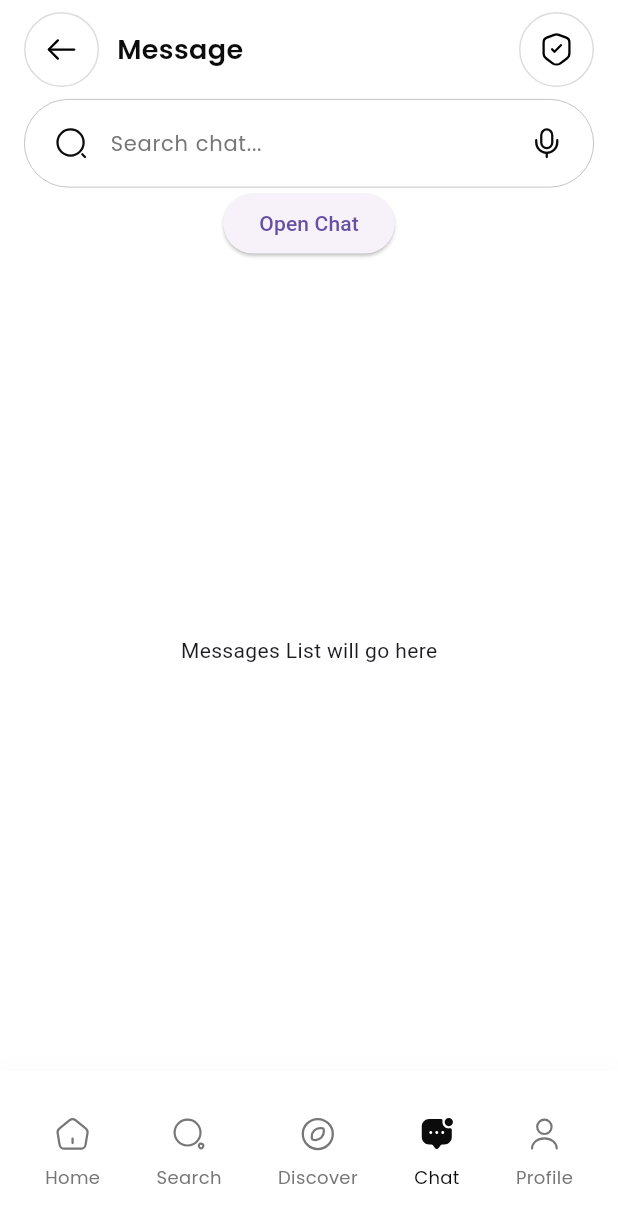
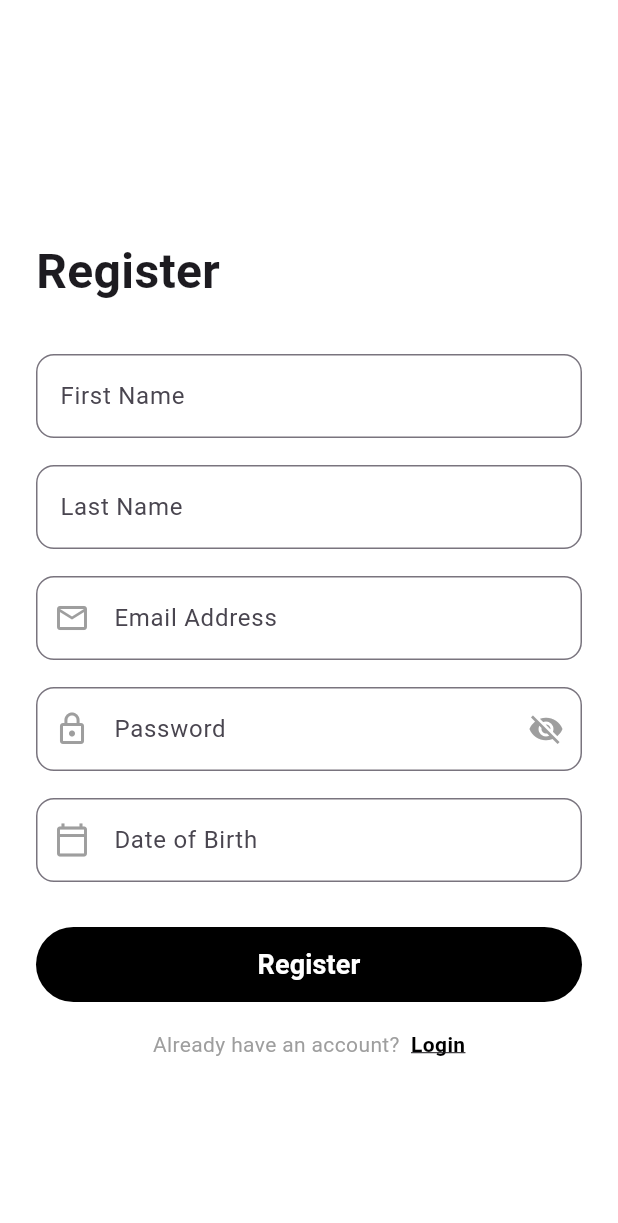
Before and after one commit to SoufianeJm/lango, a Flutter app: the screen it shows after launch, on a phone screen of 412 x 824 dp. Shown: the top 1223 px of the screen. Run offline on Flutter 3.47's test engine with Material 3 defaults, Android fonts, the phone set to English and light mode, and no system bars; our stand-ins replace flutter_svg; Roboto replaces fonts that are missing (Montserrat).

Commit message:
Created Login and Register screens (Frontend)

```diff
--- /dev/null
+++ b/lib/features/auth/register/screens/register-screen.dart
@@ -0,0 +1,287 @@
+import 'package:flutter/material.dart';
+import '../../login/screens/login-screen.dart';
+import 'package:flutter/services.dart';
+
+// --- Helper Widgets ---
+class RoundedTextField extends StatelessWidget {
+  final TextEditingController? controller;
+  final String label;
+  final String hint;
+  final TextInputType? keyboardType;
+  final bool obscureText;
+  final Widget? suffixIcon;
+  final Widget? prefixIcon;
+  final String? Function(String?)? validator;
+
+  const RoundedTextField({
+    Key? key,
+    this.controller,
+    required this.label,
+    required this.hint,
+    this.keyboardType,
+    this.obscureText = false,
+    this.suffixIcon,
+    this.prefixIcon,
+    this.validator,
+  }) : super(key: key);
+
+  @override
+  Widget build(BuildContext context) {
+    return TextFormField(
+      controller: controller,
+      decoration: InputDecoration(
+        labelText: label,
+        border: OutlineInputBorder(
+          borderRadius: BorderRadius.circular(12),
+        ),
+        hintText: hint,
+        suffixIcon: suffixIcon,
+        prefixIcon: prefixIcon,
+      ),
+      keyboardType: keyboardType,
+      obscureText: obscureText,
+      validator: validator,
+    );
+  }
+}
+
+class RoundedDropdown<T> extends StatelessWidget {
+  final T? value;
+  final List<T> items;
+  final String label;
+  final void Function(T?)? onChanged;
+
+  const RoundedDropdown({
+    Key? key,
+    required this.value,
+    required this.items,
+    required this.label,
+    this.onChanged,
+  }) : super(key: key);
+
+  @override
+  Widget build(BuildContext context) {
+    return DropdownButtonFormField<T>(
+      decoration: InputDecoration(
+        labelText: label,
+        border: OutlineInputBorder(
+          borderRadius: BorderRadius.circular(12),
+        ),
+      ),
+      value: value,
+      items: items.map((item) {
+        return DropdownMenuItem<T>(
+          value: item,
+          child: Text(item.toString()),
+        );
+      }).toList(),
+      onChanged: onChanged,
+    );
+  }
+}
+
+class RegisterScreen extends StatefulWidget {
+  const RegisterScreen({Key? key}) : super(key: key);
+
+  @override
+  State<RegisterScreen> createState() => _RegisterScreenState();
+}
+
+class _RegisterScreenState extends State<RegisterScreen> {
+  final _formKey = GlobalKey<FormState>();
+  final TextEditingController _firstNameController = TextEditingController();
+  final TextEditingController _lastNameController = TextEditingController();
+  final TextEditingController _emailController = TextEditingController();
+  final TextEditingController _passwordController = TextEditingController();
+  DateTime? _dob;
+  bool _isLoading = false;
+  bool _obscurePassword = true;
+
+  @override
+  void dispose() {
+    _firstNameController.dispose();
+    _lastNameController.dispose();
+    _emailController.dispose();
+    _passwordController.dispose();
+    super.dispose();
+  }
+
+
+  Future<void> _pickDate() async {
+    final DateTime? picked = await showDatePicker(
+      context: context,
+      initialDate: DateTime(2000, 1, 1),
+      firstDate: DateTime(1900),
+      lastDate: DateTime.now(),
+    );
+    if (picked != null && picked != _dob) {
+      setState(() {
+        _dob = picked;
+      });
+    }
+  }
+
+  void _register() async {
+    // TODO: Use all fields for registration logic
+
+    if (!_formKey.currentState!.validate()) return;
+    setState(() {
+      _isLoading = true;
+    });
+    // TODO: Implement registration logic here
+    await Future.delayed(const Duration(seconds: 2)); // Simulate network delay
+    setState(() {
+      _isLoading = false;
+      // _errorMessage = 'Registration failed. Try again.'; // Uncomment to simulate error
+    });
+    // On success, navigate or show success message
+  }
+
+  @override
+  Widget build(BuildContext context) {
+    return Scaffold(
+      body: Center(
+        child: SingleChildScrollView(
+          padding: const EdgeInsets.all(24.0),
+          child: Form(
+            key: _formKey,
+            child: Column(
+              mainAxisSize: MainAxisSize.min,
+              crossAxisAlignment: CrossAxisAlignment.stretch,
+              children: [
+                const SizedBox(height: 40),
+                // Title
+                const Text(
+                  'Register',
+                  style: TextStyle(
+                    fontSize: 32,
+                    fontWeight: FontWeight.bold,
+                    fontFamily: 'Montserrat', // Use a modern font if available
+                  ),
+                ),
+                const SizedBox(height: 32),
+                // First Name
+                RoundedTextField(
+                  controller: _firstNameController,
+                  label: 'First Name',
+                  hint: 'Enter First Name',
+                  validator: (v) => v == null || v.trim().isEmpty ? 'Please enter your first name' : null,
+                ),
+                const SizedBox(height: 18),
+                // Last Name
+                RoundedTextField(
+                  controller: _lastNameController,
+                  label: 'Last Name',
+                  hint: 'Enter last Name',
+                  validator: (v) => v == null || v.trim().isEmpty ? 'Please enter your last name' : null,
+                ),
+                const SizedBox(height: 18),
+                // Email
+                RoundedTextField(
+                  controller: _emailController,
+                  label: 'Email Address',
+                  hint: 'Enter Address',
+                  keyboardType: TextInputType.emailAddress,
+                  prefixIcon: const Icon(Icons.mail_outline, color: Colors.grey),
+                  validator: (v) {
+                    if (v == null || v.trim().isEmpty) return 'Please enter your email';
+                    final emailRegex = RegExp(r'^[^@\s]+@[^@\s]+\.[^@\s]+');
+                    if (!emailRegex.hasMatch(v)) return 'Please enter a valid email';
+                    return null;
+                  },
+                ),
+                const SizedBox(height: 18),
+                // Password
+                RoundedTextField(
+                  controller: _passwordController,
+                  label: 'Password',
+                  hint: 'Enter Password',
+                  obscureText: _obscurePassword,
+                  prefixIcon: const Icon(Icons.lock_outline, color: Colors.grey),
+                  suffixIcon: IconButton(
+                    icon: Icon(_obscurePassword ? Icons.visibility_off : Icons.visibility, color: Colors.grey),
+                    onPressed: () => setState(() => _obscurePassword = !_obscurePassword),
+                  ),
+                  validator: (v) => v == null || v.length < 6 ? 'Password must be at least 6 characters' : null,
+                ),
+                const SizedBox(height: 18),
+                // Date of Birth
+                GestureDetector(
+                  onTap: _pickDate,
+                  child: AbsorbPointer(
+                    child: RoundedTextField(
+                      controller: TextEditingController(
+                        text: _dob == null ? '' : '${_dob!.year}-${_dob!.month.toString().padLeft(2, '0')}-${_dob!.day.toString().padLeft(2, '0')}',
+                      ),
+                      label: 'Date of Birth',
+                      hint: 'Enter Date of Birth',
+                      prefixIcon: const Icon(Icons.calendar_today_outlined, color: Colors.grey),
+                      validator: (v) => _dob == null ? 'Select your date of birth' : null,
+                    ),
+                  ),
+                ),
+                const SizedBox(height: 30),
+                SizedBox(
+                  width: double.infinity,
+                  height: 50,
+                  child: ElevatedButton(
+                    style: ElevatedButton.styleFrom(
+                      backgroundColor: Colors.black,
+                      foregroundColor: Colors.white, // Set text color to white
+                      shape: RoundedRectangleBorder(
+                        borderRadius: BorderRadius.circular(30),
+                      ),
+                      elevation: 0,
+                    ),
+                    onPressed: _isLoading ? null : _register,
+                    child: _isLoading
+                        ? const SizedBox(
+                            height: 20,
+                            width: 20,
+                            child: CircularProgressIndicator(strokeWidth: 2, color: Colors.white),
+                          )
+                        : const Text(
+                            'Register',
+                            style: TextStyle(fontWeight: FontWeight.bold, fontSize: 18),
+                          ),
+                  ),
+                ),
+                const SizedBox(height: 18),
+                Row(
+                  mainAxisAlignment: MainAxisAlignment.center,
+                  children: [
+                    const Text(
+                      'Already have an account?  ',
+                      style: TextStyle(color: Colors.grey, fontSize: 14),
+                    ),
+                    GestureDetector(
+                      onTap: _isLoading
+                          ? null
+                          : () {
+                              Navigator.push(
+                                context,
+                                MaterialPageRoute(
+                                  builder: (context) => const LoginScreen(),
+                                ),
+                              );
+                            },
+                      child: const Text(
+                        'Login',
+                        style: TextStyle(
+                          color: Colors.black,
+                          fontWeight: FontWeight.bold,
+                          decoration: TextDecoration.underline,
+                          fontSize: 14,
+                        ),
+                      ),
+                    ),
+                  ],
+                ),
+              ],
+            ),
+          ),
+        ),
+      ),
+    );
+  }
+}
--- a/lib/main.dart
+++ b/lib/main.dart
@@ -1,6 +1,5 @@
 import 'package:flutter/material.dart';
-import 'features/messages/screens/messages_list_screen.dart';
-import 'features/chat/screens/chat_screen.dart';
+import 'features/auth/register/screens/register-screen.dart';
 
 void main() {
   runApp(const MyApp());
@@ -12,13 +11,13 @@ class MyApp extends StatelessWidget {
   @override
   Widget build(BuildContext context) {
     return MaterialApp(
-      title: 'Lango',
+      title: 'Belang',
       debugShowCheckedModeBanner: false,
       theme: ThemeData(
         scaffoldBackgroundColor: Colors.white,
         useMaterial3: true,
       ),
-      home: const MessagesListScreen(),
+      home: const RegisterScreen(),
     );
   }
 }
```
Also changed, not shown: lib/features/auth/login/screens/login-screen.dart (added, +168 -0 lines), 4 other files.
